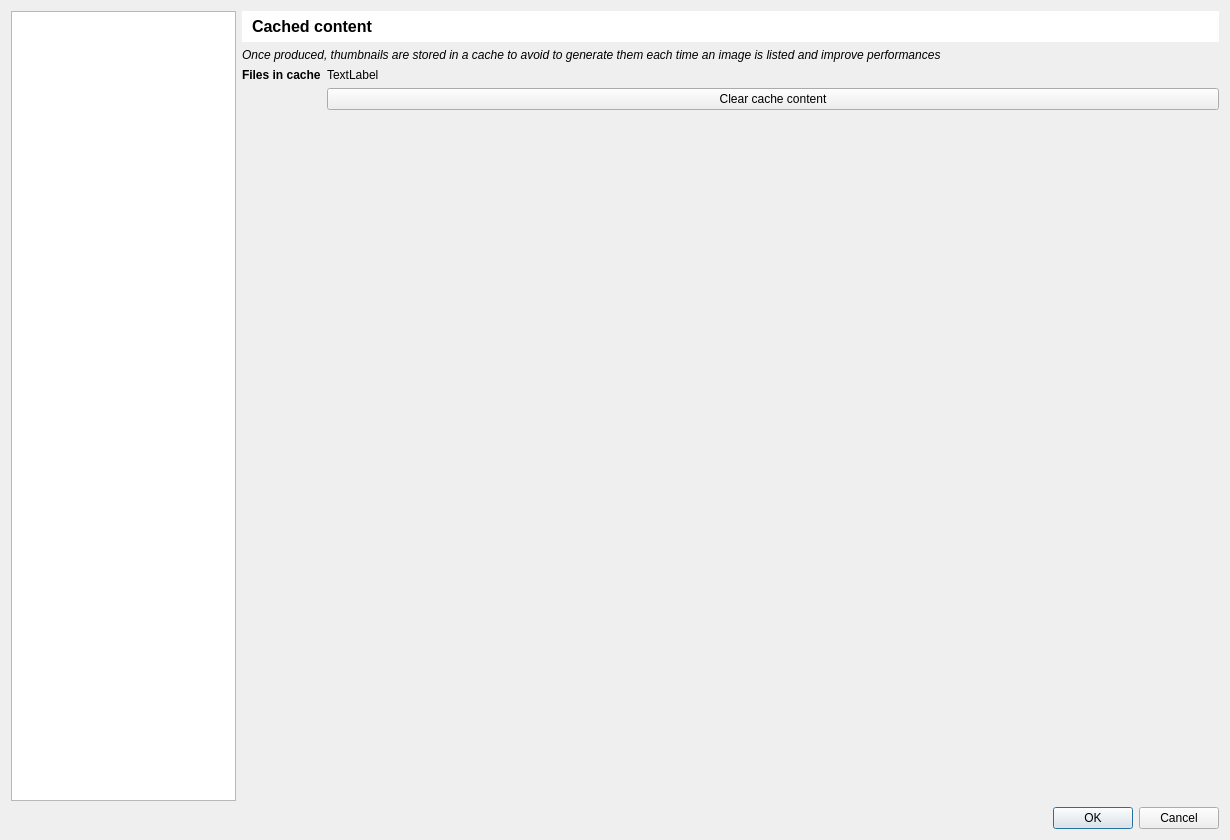
Old version of the form bulicommander/bulicommander/bc/resources/bcsettings.ui in the repository Grum999/BuliCommander.
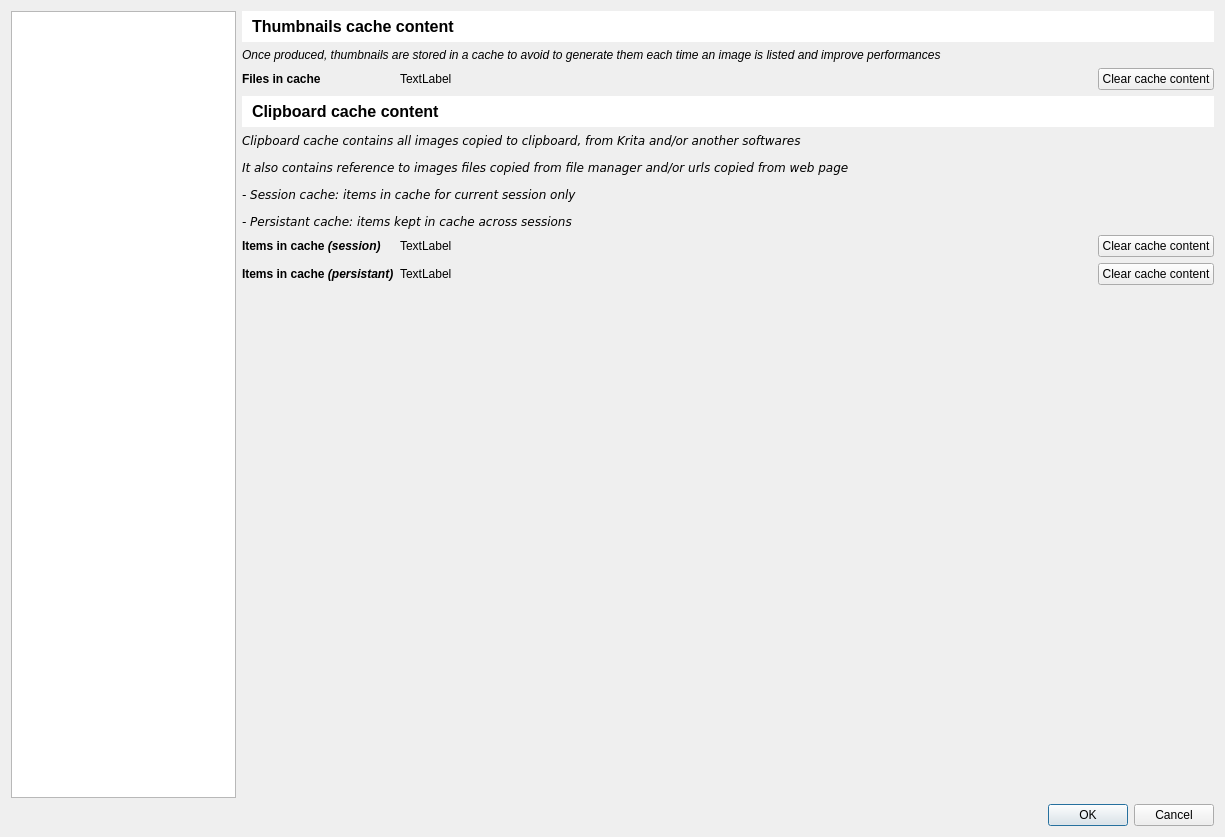
New version of the form. The open tabs and pages were chosen to show the change. Icons and pictures are not drawn. Custom widgets are drawn as their Qt base class.

Commit message:
Implement clipboard settings
. Settings interface
. Controller methods for clipboard
. Systray menu+options
. Improve bcclipboard

Diff of the .ui file:
```diff
--- a/bulicommander/bulicommander/bc/resources/bcsettings.ui
+++ b/bulicommander/bulicommander/bc/resources/bcsettings.ui
@@ -6,8 +6,8 @@
    <rect>
     <x>0</x>
     <y>0</y>
-    <width>1230</width>
-    <height>840</height>
+    <width>1225</width>
+    <height>837</height>
    </rect>
   </property>
   <property name="minimumSize">
@@ -80,7 +80,7 @@
      <item>
       <widget class="QStackedWidget" name="swCatPages">
        <property name="currentIndex">
-        <number>0</number>
+        <number>3</number>
        </property>
        <widget class="QWidget" name="pageCatGeneral">
         <layout class="QVBoxLayout" name="verticalLayout">
@@ -112,8 +112,8 @@
              <rect>
               <x>0</x>
               <y>0</y>
-              <width>985</width>
-              <height>787</height>
+              <width>980</width>
+              <height>784</height>
              </rect>
             </property>
             <layout class="QGridLayout" name="gridLayout">
@@ -158,7 +158,7 @@
                 <string notr="true">padding-left: 30px</string>
                </property>
                <property name="text">
-                <string>When ac&amp;tive</string>
+                <string>When acti&amp;ve</string>
                </property>
                <property name="checked">
                 <bool>true</bool>
@@ -235,7 +235,7 @@
                 <string notr="true">padding-left: 30px</string>
                </property>
                <property name="text">
-                <string>N&amp;ever</string>
+                <string>&amp;Never</string>
                </property>
                <attribute name="buttonGroup">
                 <string notr="true">buttonGroupGenSysTray</string>
@@ -439,8 +439,8 @@
              <rect>
               <x>0</x>
               <y>0</y>
-              <width>518</width>
-              <height>716</height>
+              <width>980</width>
+              <height>784</height>
              </rect>
             </property>
             <layout class="QFormLayout" name="formLayout_4">
@@ -872,7 +872,7 @@
                 <string>The @home directory refers to user defined directory</string>
                </property>
                <property name="text">
-                <string>U&amp;ser defined</string>
+                <string>User &amp;defined</string>
                </property>
                <attribute name="buttonGroup">
                 <string notr="true">buttonGroupNavHomeDir</string>
@@ -982,7 +982,7 @@
               <string>Open original file in Krita</string>
              </property>
              <property name="text">
-              <string>Op&amp;en document</string>
+              <string>Open &amp;document</string>
              </property>
              <property name="checked">
               <bool>true</bool>
@@ -1129,6 +1129,137 @@
          </item>
         </layout>
        </widget>
+       <widget class="QWidget" name="pageCatClipboard">
+        <layout class="QGridLayout" name="gridLayout_3">
+         <property name="leftMargin">
+          <number>0</number>
+         </property>
+         <property name="topMargin">
+          <number>0</number>
+         </property>
+         <property name="rightMargin">
+          <number>0</number>
+         </property>
+         <property name="bottomMargin">
+          <number>0</number>
+         </property>
+         <item row="5" column="0">
+          <widget class="QCheckBox" name="cbCCAutomaticUrlDownload">
+           <property name="toolTip">
+            <string>&lt;html&gt;&lt;head/&gt;&lt;body&gt;&lt;p&gt;When an image url is found in clipboard, automatically download image content and save it in clipboard cache&lt;/p&gt;&lt;/body&gt;&lt;/html&gt;</string>
+           </property>
+           <property name="text">
+            <string>Automatically download from url</string>
+           </property>
+          </widget>
+         </item>
+         <item row="2" column="0">
+          <widget class="QRadioButton" name="rbCCModeActive">
+           <property name="toolTip">
+            <string>&lt;html&gt;&lt;head/&gt;&lt;body&gt;&lt;p&gt;Clipboard content is catched only if &lt;span style=&quot; font-style:italic;&quot;&gt;Buli Commander&lt;/span&gt; is opened&lt;/p&gt;&lt;/body&gt;&lt;/html&gt;</string>
+           </property>
+           <property name="text">
+            <string>Whe&amp;n active</string>
+           </property>
+           <attribute name="buttonGroup">
+            <string notr="true">buttonGroupClpMode</string>
+           </attribute>
+          </widget>
+         </item>
+         <item row="4" column="0">
+          <widget class="QLabel" name="label_22">
+           <property name="font">
+            <font>
+             <pointsize>12</pointsize>
+             <weight>75</weight>
+             <bold>true</bold>
+            </font>
+           </property>
+           <property name="styleSheet">
+            <string notr="true">background-color: palette(light);padding: 6;</string>
+           </property>
+           <property name="text">
+            <string>Default behaviour</string>
+           </property>
+           <property name="margin">
+            <number>4</number>
+           </property>
+          </widget>
+         </item>
+         <item row="7" column="0">
+          <spacer name="verticalSpacer_3">
+           <property name="orientation">
+            <enum>Qt::Vertical</enum>
+           </property>
+           <property name="sizeHint" stdset="0">
+            <size>
+             <width>20</width>
+             <height>40</height>
+            </size>
+           </property>
+          </spacer>
+         </item>
+         <item row="1" column="0">
+          <widget class="QRadioButton" name="rbCCModeAlways">
+           <property name="toolTip">
+            <string>&lt;html&gt;&lt;head/&gt;&lt;body&gt;&lt;p&gt;Clipboard content is always catched, even if &lt;span style=&quot; font-style:italic;&quot;&gt;Buli Commander&lt;/span&gt; is not opened&lt;/p&gt;&lt;/body&gt;&lt;/html&gt;</string>
+           </property>
+           <property name="text">
+            <string>A&amp;lways</string>
+           </property>
+           <property name="checked">
+            <bool>true</bool>
+           </property>
+           <attribute name="buttonGroup">
+            <string notr="true">buttonGroupClpMode</string>
+           </attribute>
+          </widget>
+         </item>
+         <item row="0" column="0">
+          <widget class="QLabel" name="label_20">
+           <property name="font">
+            <font>
+             <pointsize>12</pointsize>
+             <weight>75</weight>
+             <bold>true</bold>
+            </font>
+           </property>
+           <property name="styleSheet">
+            <string notr="true">background-color: palette(light);padding: 6;</string>
+           </property>
+           <property name="text">
+            <string>Manage clipboard content </string>
+           </property>
+           <property name="margin">
+            <number>4</number>
+           </property>
+          </widget>
+         </item>
+         <item row="3" column="0">
+          <widget class="QRadioButton" name="rbCCModeManual">
+           <property name="toolTip">
+            <string>&lt;html&gt;&lt;head/&gt;&lt;body&gt;&lt;p&gt;Clipboard content is catched on user request&lt;/p&gt;&lt;/body&gt;&lt;/html&gt;</string>
+           </property>
+           <property name="text">
+            <string>Man&amp;ually</string>
+           </property>
+           <attribute name="buttonGroup">
+            <string notr="true">buttonGroupClpMode</string>
+           </attribute>
+          </widget>
+         </item>
+         <item row="6" column="0">
+          <widget class="QCheckBox" name="cbCCUsePersistent">
+           <property name="toolTip">
+            <string>&lt;html&gt;&lt;head/&gt;&lt;body&gt;&lt;p&gt;Clipboard manage 2 types of cache:&lt;/p&gt;&lt;p&gt;- Session cache: cache content is erased each time a new session is started (ie: Krita is restarted)&lt;/p&gt;&lt;p&gt;- Persistent cache: cache content is kept across sessions and user have to made cleanup manually&lt;/p&gt;&lt;p&gt;&lt;br/&gt;&lt;/p&gt;&lt;p&gt;When checked, clipboard content is automatically stored in persistent cache&lt;/p&gt;&lt;/body&gt;&lt;/html&gt;</string>
+           </property>
+           <property name="text">
+            <string>Use persistent cache</string>
+           </property>
+          </widget>
+         </item>
+        </layout>
+       </widget>
        <widget class="QWidget" name="pageCatCachedImages">
         <layout class="QHBoxLayout" name="horizontalLayout_4">
          <property name="leftMargin">
@@ -1144,38 +1275,15 @@
           <number>0</number>
          </property>
          <item>
-          <layout class="QFormLayout" name="formLayout_3">
-           <item row="0" column="0" colspan="2">
-            <widget class="QLabel" name="label_5">
-             <property name="sizePolicy">
-              <sizepolicy hsizetype="Preferred" vsizetype="Maximum">
-               <horstretch>0</horstretch>
-               <verstretch>0</verstretch>
-              </sizepolicy>
-             </property>
-             <property name="font">
-              <font>
-               <pointsize>12</pointsize>
-               <weight>75</weight>
-               <bold>true</bold>
-              </font>
-             </property>
-             <property name="toolTip">
-              <string>Cache is used to speedup thumbnail loading</string>
-             </property>
-             <property name="styleSheet">
-              <string notr="true">background-color: palette(light);padding: 6;</string>
-             </property>
-             <property name="text">
-              <string>Cached content</string>
-             </property>
-             <property name="margin">
-              <number>4</number>
-             </property>
-            </widget>
-           </item>
+          <layout class="QGridLayout" name="gridLayout_2">
            <item row="2" column="0">
             <widget class="QLabel" name="label_6">
+             <property name="sizePolicy">
+              <sizepolicy hsizetype="Maximum" vsizetype="Preferred">
+               <horstretch>0</horstretch>
+               <verstretch>0</verstretch>
+              </sizepolicy>
+             </property>
              <property name="font">
               <font>
                <weight>75</weight>
@@ -1187,24 +1295,79 @@
              </property>
             </widget>
            </item>
-           <item row="2" column="1">
-            <widget class="QLabel" name="lblCCINbFileAndSize">
+           <item row="5" column="0" colspan="4">
+            <widget class="QLabel" name="label_18">
+             <property name="font">
+              <font>
+               <family>DejaVu Sans</family>
+               <pointsize>9</pointsize>
+               <italic>true</italic>
+              </font>
+             </property>
+             <property name="text">
+              <string>&lt;html&gt;&lt;head/&gt;&lt;body&gt;&lt;p&gt;Clipboard cache contains all images copied to clipboard, from Krita and/or another softwares&lt;/p&gt;&lt;p&gt;It also contains reference to images files copied from file manager and/or urls copied from web page&lt;/p&gt;&lt;p&gt;- Session cache: items in cache for current session only&lt;/p&gt;&lt;p&gt;- Persistant cache: items kept in cache across sessions&lt;/p&gt;&lt;/body&gt;&lt;/html&gt;</string>
+             </property>
+             <property name="textFormat">
+              <enum>Qt::RichText</enum>
+             </property>
+            </widget>
+           </item>
+           <item row="6" column="0">
+            <widget class="QLabel" name="label_19">
+             <property name="font">
+              <font>
+               <weight>75</weight>
+               <bold>true</bold>
+              </font>
+             </property>
+             <property name="text">
+              <string>&lt;html&gt;&lt;head/&gt;&lt;body&gt;&lt;p&gt;Items in cache &lt;span style=&quot; font-style:italic;&quot;&gt;(session)&lt;/span&gt;&lt;/p&gt;&lt;/body&gt;&lt;/html&gt;</string>
+             </property>
+            </widget>
+           </item>
+           <item row="0" column="0" colspan="4">
+            <widget class="QLabel" name="label_5">
+             <property name="sizePolicy">
+              <sizepolicy hsizetype="Preferred" vsizetype="Maximum">
+               <horstretch>0</horstretch>
+               <verstretch>0</verstretch>
+              </sizepolicy>
+             </property>
+             <property name="font">
+              <font>
+               <pointsize>12</pointsize>
+               <weight>75</weight>
+               <bold>true</bold>
+              </font>
+             </property>
              <property name="toolTip">
-              <string>Number of files in cache and total used size</string>
+              <string>&lt;html&gt;&lt;head/&gt;&lt;body&gt;&lt;p&gt;&lt;br/&gt;&lt;/p&gt;&lt;/body&gt;&lt;/html&gt;</string>
              </property>
+             <property name="styleSheet">
+              <string notr="true">background-color: palette(light);padding: 6;</string>
+             </property>
              <property name="text">
-              <string>TextLabel</string>
+              <string>Thumbnails cache content</string>
              </property>
+             <property name="margin">
+              <number>4</number>
+             </property>
             </widget>
            </item>
-           <item row="3" column="1">
-            <widget class="QPushButton" name="pbCCIClearCache">
-             <property name="text">
-              <string>Clear cache content</string>
+           <item row="8" column="0" colspan="4">
+            <spacer name="verticalSpacer_2">
+             <property name="orientation">
+              <enum>Qt::Vertical</enum>
              </property>
-            </widget>
+             <property name="sizeHint" stdset="0">
+              <size>
+               <width>20</width>
+               <height>40</height>
+              </size>
+             </property>
+            </spacer>
            </item>
-           <item row="1" column="0" colspan="2">
+           <item row="1" column="0" colspan="4">
             <widget class="QLabel" name="label_9">
              <property name="sizePolicy">
               <sizepolicy hsizetype="Expanding" vsizetype="Preferred">
@@ -1212,6 +1375,11 @@
                <verstretch>0</verstretch>
               </sizepolicy>
              </property>
+             <property name="font">
+              <font>
+               <pointsize>9</pointsize>
+              </font>
+             </property>
              <property name="text">
               <string>&lt;html&gt;&lt;head/&gt;&lt;body&gt;&lt;p&gt;&lt;span style=&quot; font-style:italic;&quot;&gt;Once produced, thumbnails are stored in a cache to avoid to generate them each time an image is listed and improve performances&lt;/span&gt;&lt;/p&gt;&lt;/body&gt;&lt;/html&gt;</string>
              </property>
@@ -1220,6 +1388,96 @@
              </property>
             </widget>
            </item>
+           <item row="6" column="1" colspan="2">
+            <widget class="QLabel" name="lblCCINbItemsAndSizeCS">
+             <property name="toolTip">
+              <string>&lt;html&gt;&lt;head/&gt;&lt;body&gt;&lt;p&gt;Number of clipboard items in cache and total used size&lt;/p&gt;&lt;/body&gt;&lt;/html&gt;</string>
+             </property>
+             <property name="text">
+              <string>TextLabel</string>
+             </property>
+            </widget>
+           </item>
+           <item row="6" column="3">
+            <widget class="QPushButton" name="pbCCIClearCacheCS">
+             <property name="text">
+              <string>Clear cache content</string>
+             </property>
+            </widget>
+           </item>
+           <item row="2" column="3">
+            <widget class="QPushButton" name="pbCCIClearCache">
+             <property name="sizePolicy">
+              <sizepolicy hsizetype="Maximum" vsizetype="Fixed">
+               <horstretch>0</horstretch>
+               <verstretch>0</verstretch>
+              </sizepolicy>
+             </property>
+             <property name="text">
+              <string>Clear cache content</string>
+             </property>
+            </widget>
+           </item>
+           <item row="4" column="0" colspan="4">
+            <widget class="QLabel" name="label_17">
+             <property name="font">
+              <font>
+               <pointsize>12</pointsize>
+               <weight>75</weight>
+               <bold>true</bold>
+              </font>
+             </property>
+             <property name="styleSheet">
+              <string notr="true">background-color: palette(light);padding: 6;</string>
+             </property>
+             <property name="text">
+              <string>Clipboard cache content</string>
+             </property>
+             <property name="margin">
+              <number>4</number>
+             </property>
+            </widget>
+           </item>
+           <item row="7" column="0">
+            <widget class="QLabel" name="label_21">
+             <property name="font">
+              <font>
+               <weight>75</weight>
+               <bold>true</bold>
+              </font>
+             </property>
+             <property name="text">
+              <string>&lt;html&gt;&lt;head/&gt;&lt;body&gt;&lt;p&gt;Items in cache &lt;span style=&quot; font-style:italic;&quot;&gt;(persistant)&lt;/span&gt;&lt;/p&gt;&lt;/body&gt;&lt;/html&gt;</string>
+             </property>
+            </widget>
+           </item>
+           <item row="2" column="1" colspan="2">
+            <widget class="QLabel" name="lblCCINbFileAndSize">
+             <property name="toolTip">
+              <string>Number of files in cache and total used size</string>
+             </property>
+             <property name="text">
+              <string>TextLabel</string>
+             </property>
+            </widget>
+           </item>
+           <item row="7" column="1" colspan="2">
+            <widget class="QLabel" name="lblCCINbItemsAndSizeCP">
+             <property name="toolTip">
+              <string>&lt;html&gt;&lt;head/&gt;&lt;body&gt;&lt;p&gt;Number of clipboard items in cache and total used size&lt;/p&gt;&lt;/body&gt;&lt;/html&gt;</string>
+             </property>
+             <property name="text">
+              <string>TextLabel</string>
+             </property>
+            </widget>
+           </item>
+           <item row="7" column="3">
+            <widget class="QPushButton" name="pbCCIClearCacheCP">
+             <property name="text">
+              <string>Clear cache content</string>
+             </property>
+            </widget>
+           </item>
           </layout>
          </item>
         </layout>
```
Left out of the diff: 5 changed lines with no effect on the pictures. The commit also changes 4 other files.
